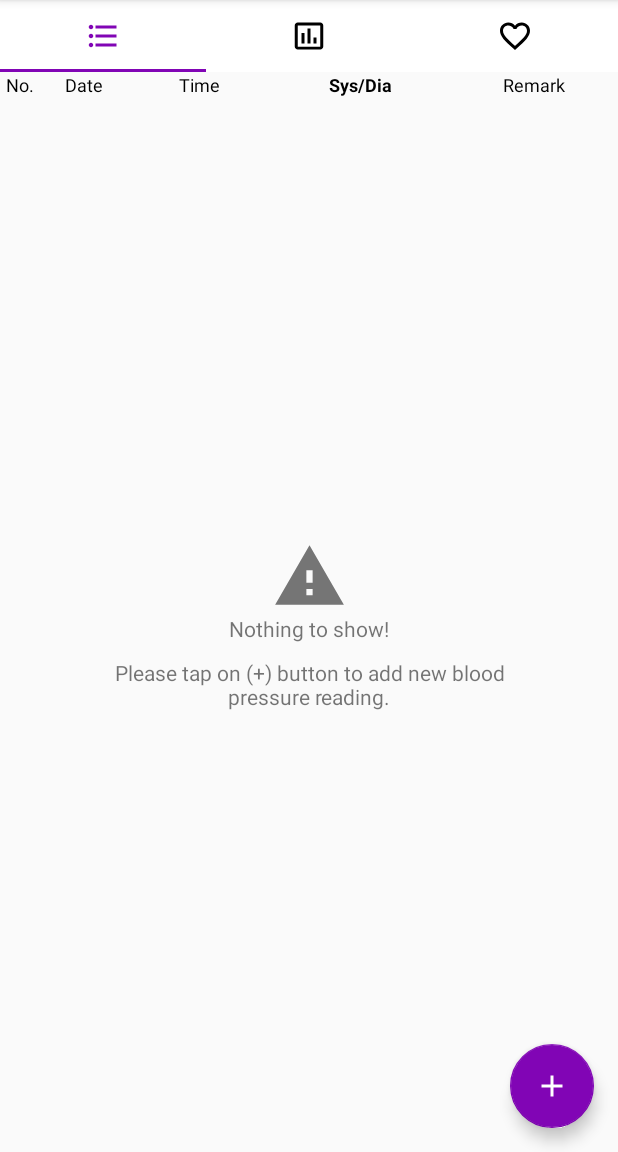
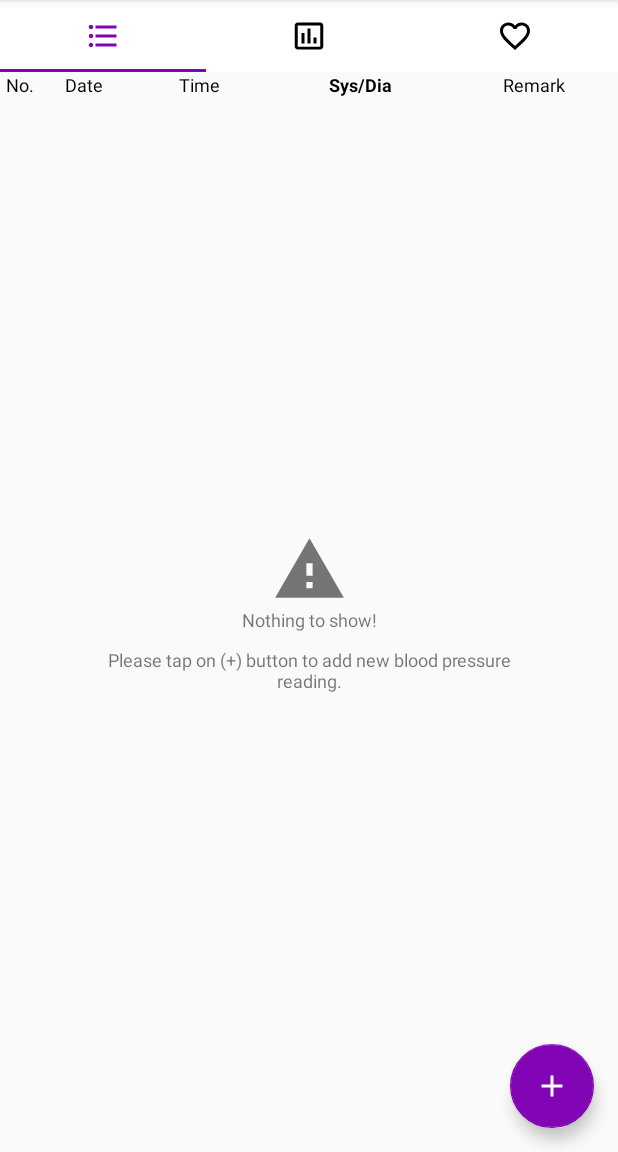
Before and after one commit to yogrival911/Blood-Pressure-Log, an Android app: the screen it shows after launch (MainActivity), on a phone screen of 412 x 824 dp, the part 84-1236 px from its top. Run offline under Robolectric (Android 15) with nearby library versions, the light colour scheme and no system bars; our stand-ins replace Room's generated code; Roboto replaces fonts that are not available here.

Commit message:
Blood Pressure Log

```diff
--- a/app/build.gradle
+++ b/app/build.gradle
@@ -8,8 +8,8 @@ android {
         applicationId "com.yogrival.bloodpressurelog"
         minSdkVersion 22
         targetSdkVersion 30
-        versionCode 6
-        versionName "1.5"
+        versionCode 7
+        versionName "1.6"
 
         testInstrumentationRunner "androidx.test.runner.AndroidJUnitRunner"
     }
--- a/app/src/main/res/layout/fragment_list.xml
+++ b/app/src/main/res/layout/fragment_list.xml
@@ -14,10 +14,11 @@
             android:id="@+id/noDataLayout"
             android:layout_width="wrap_content"
             android:layout_height="wrap_content"
-            app:layout_constraintBottom_toBottomOf="@+id/recyclerView"
+            app:layout_constraintBottom_toBottomOf="parent"
             app:layout_constraintEnd_toEndOf="parent"
+            app:layout_constraintHorizontal_bias="0.5"
             app:layout_constraintStart_toStartOf="parent"
-            app:layout_constraintTop_toTopOf="@+id/recyclerView">
+            app:layout_constraintTop_toTopOf="parent">
 
             <ImageView
                 android:id="@+id/imageView2"
@@ -37,6 +38,7 @@
                 android:layout_marginTop="10dp"
                 android:text="Please tap on (+) button to add new blood pressure reading."
                 android:textAlignment="center"
+                android:textSize="12sp"
                 app:layout_constraintEnd_toEndOf="parent"
                 app:layout_constraintHorizontal_bias="0.5"
                 app:layout_constraintStart_toStartOf="parent"
@@ -47,6 +49,7 @@
                 android:layout_width="wrap_content"
                 android:layout_height="wrap_content"
                 android:text="Nothing to show!"
+                android:textSize="12sp"
                 app:layout_constraintEnd_toEndOf="@+id/imageView2"
                 app:layout_constraintStart_toStartOf="@+id/imageView2"
                 app:layout_constraintTop_toBottomOf="@+id/imageView2" />
--- a/app/src/main/res/values/styles.xml
+++ b/app/src/main/res/values/styles.xml
@@ -1,4 +1,4 @@
-<resources>
+<resources xmlns:tools="http://schemas.android.com/tools">
     <!-- Base application theme. -->
     <style name="AppTheme" parent="Theme.AppCompat.Light.DarkActionBar">
         <!-- Customize your theme here. -->
@@ -25,6 +25,7 @@
         <item name="colorPrimary">#FF8105B5</item>
         <item name="colorPrimaryDark">#FF8105B5</item>
         <item name="colorAccent">#FF8105B5</item>
+        <item name="android:statusBarColor" tools:targetApi="l">?attr/colorPrimaryVariant</item>
     </style>
 
 </resources>
```
